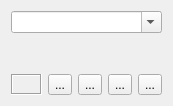
Before: the Qt Designer form libs/widgets/KoEditColorSet.ui in KDE/calligra, drawn with Qt 5.
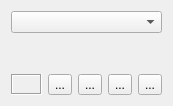
After: the same form once the commit is applied.

Commit message: Color set dialog: make combo non-editable, since typing a random name serves no purpose there.

Diff of the .ui file:
```diff
--- a/libs/widgets/KoEditColorSet.ui
+++ b/libs/widgets/KoEditColorSet.ui
@@ -13,7 +13,7 @@
    <item>
     <widget class="QComboBox" name="selector" >
      <property name="editable" >
-      <bool>true</bool>
+      <bool>false</bool>
      </property>
     </widget>
    </item>
```
